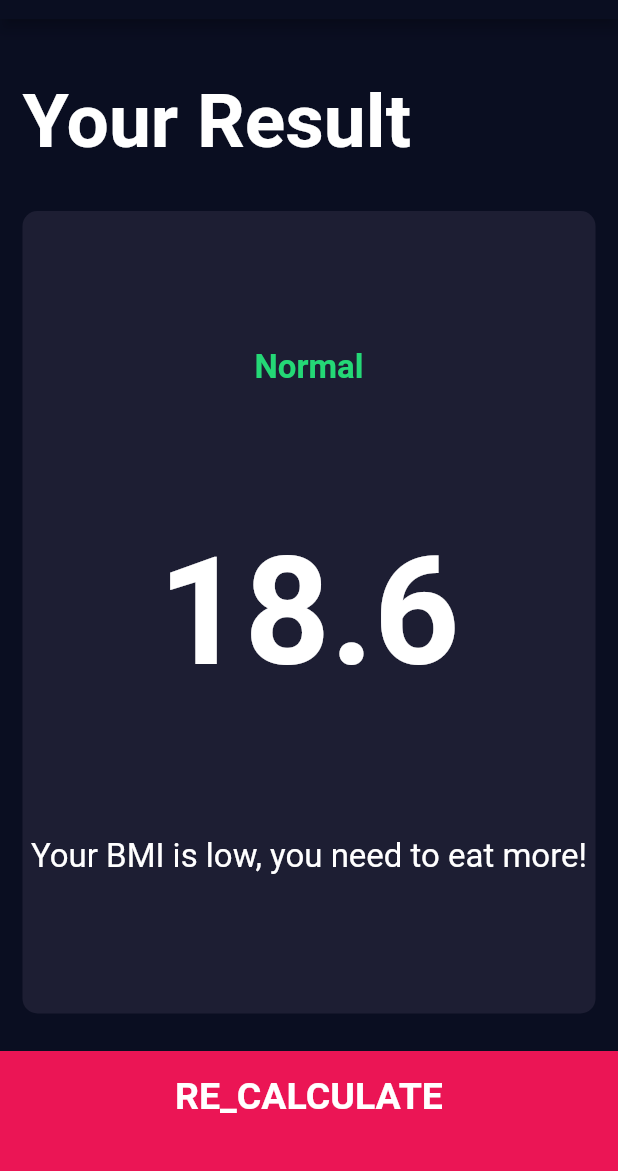
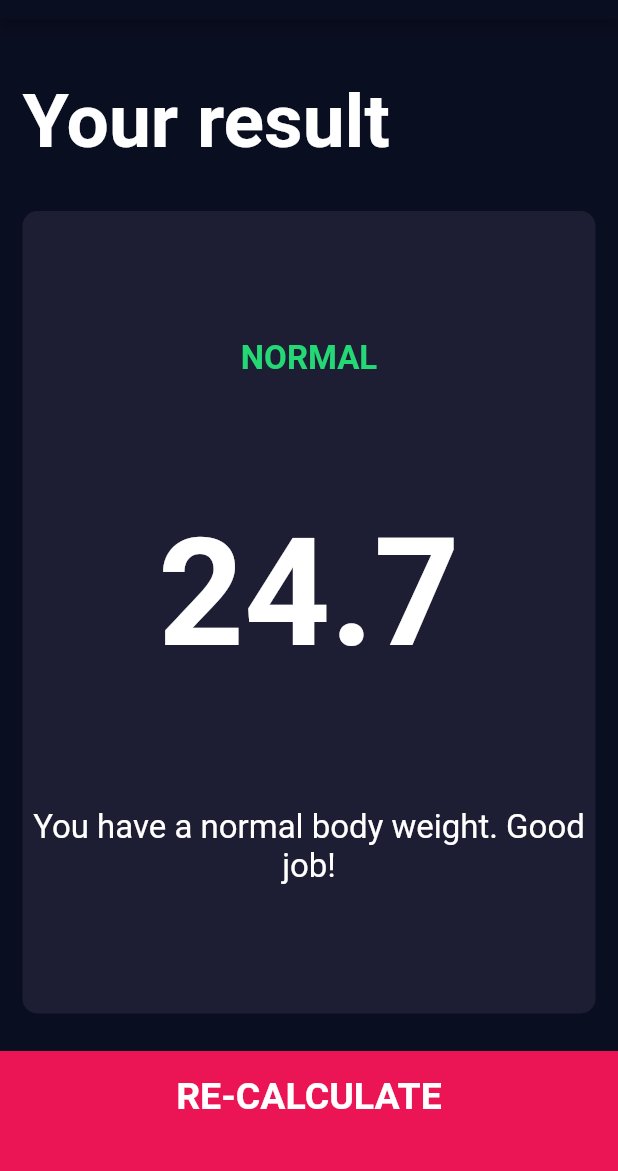
Before and after one commit to ldasha60/bmi-calculator-flutter, a Flutter app: the screen it shows after launch, after a tap on "CALCULATE", on a phone screen of 412 x 824 dp, the part 65-1236 px from its top. Run offline on Flutter 3.47's test engine with Material 2 defaults, Android fonts, the phone set to English and light mode, and no system bars; our stand-ins replace font_awesome_flutter.

Commit message:
Add functionality

```diff
--- a/lib/calculator_brain.dart
+++ b/lib/calculator_brain.dart
@@ -7,7 +7,7 @@ class CalculatorBrain {
   final int weight;
   double _bmi;
 
-  CalculatorBrain(this.height, this.weight);
+  CalculatorBrain({this.height, this.weight});
 
   String calculateBMI() {
     _bmi = (weight / pow(height / 100, 2));
@@ -16,11 +16,21 @@ class CalculatorBrain {
 
   String getResult() {
     if (_bmi >= 25) {
-      return 'Overweight. Try to exercise more';
-    } else if (_bmi > 18.5) {
-      return 'Normal weight. Good job!';
+      return 'Overweight';
+    } else if (_bmi >= 18.5) {
+      return 'Normal';
     } else {
-      return 'Underweight. You can eat a bit more';
+      return 'Underweight';
+    }
+  }
+
+  String getInterpretation() {
+    if (_bmi >= 25) {
+      return 'You have a higher than a normal body weight. Try to exercise more';
+    } else if (_bmi >= 18.5) {
+      return 'You have a normal body weight. Good job!';
+    } else {
+      return 'You have a lower than a normal body weight. You can eat a bit more';
     }
   }
 }
--- a/lib/screens/input_page.dart
+++ b/lib/screens/input_page.dart
@@ -7,6 +7,7 @@ import '../components/icon_content.dart';
 import 'results_page.dart';
 import '../components/bottom_button.dart';
 import '../components/round_button.dart';
+import 'package:bmi_calculator/calculator_brain.dart';
 
 enum Gender {
   female,
@@ -187,8 +188,18 @@ class _InputPageState extends State<InputPage> {
                 style: kButtonTextStyle,
               ),
               onTap: () {
-                Navigator.push(context,
-                    MaterialPageRoute(builder: (context) => ResultsPage()));
+                CalculatorBrain calcBrain =
+                    CalculatorBrain(height: userHeight, weight: userWeight);
+                Navigator.push(
+                  context,
+                  MaterialPageRoute(
+                    builder: (context) => ResultsPage(
+                      bmiResult: calcBrain.calculateBMI(),
+                      textResult: calcBrain.getResult(),
+                      interpretation: calcBrain.getInterpretation(),
+                    ),
+                  ),
+                );
               }),
         ],
       ),
--- a/lib/screens/results_page.dart
+++ b/lib/screens/results_page.dart
@@ -4,6 +4,15 @@ import 'package:flutter/material.dart';
 import '../components/bottom_button.dart';
 
 class ResultsPage extends StatelessWidget {
+  final String bmiResult;
+  final String textResult;
+  final String interpretation;
+
+  const ResultsPage(
+      {@required this.bmiResult,
+      @required this.textResult,
+      @required this.interpretation});
+
   @override
   Widget build(BuildContext context) {
     return Scaffold(
@@ -19,7 +28,7 @@ class ResultsPage extends StatelessWidget {
                 padding: EdgeInsets.all(15.0),
                 alignment: Alignment.bottomLeft,
                 child: Text(
-                  'Your Result',
+                  'Your result',
                   style: kTitleTextStyle,
                   textAlign: TextAlign.center,
                 ),
@@ -34,15 +43,15 @@ class ResultsPage extends StatelessWidget {
                   crossAxisAlignment: CrossAxisAlignment.center,
                   children: <Widget>[
                     Text(
-                      'Normal',
+                      textResult.toUpperCase(),
                       style: kResultTextStyle,
                     ),
                     Text(
-                      '18.6',
+                      bmiResult,
                       style: kBMITextStyle,
                     ),
                     Text(
-                      'Your BMI is low, you need to eat more!',
+                      interpretation,
                       style: kBodyTextStyle,
                       textAlign: TextAlign.center,
                     ),
@@ -52,7 +61,7 @@ class ResultsPage extends StatelessWidget {
             ),
             BottomButton(
                 bottomText: Text(
-                  'RE_CALCULATE',
+                  'RE-CALCULATE',
                   style: kButtonTextStyle,
                 ),
                 onTap: () {
```
